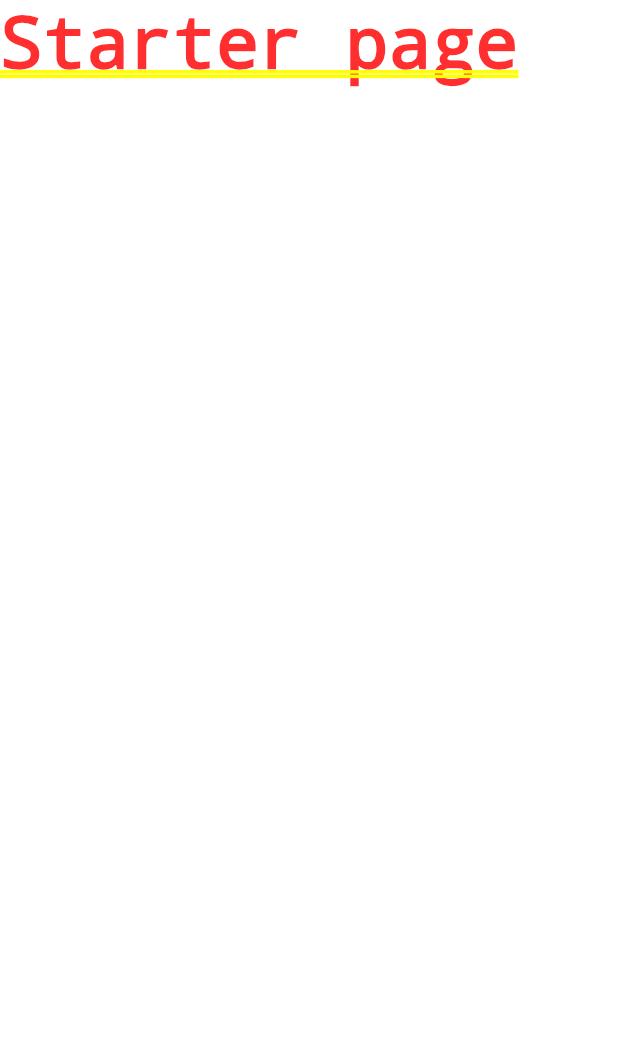
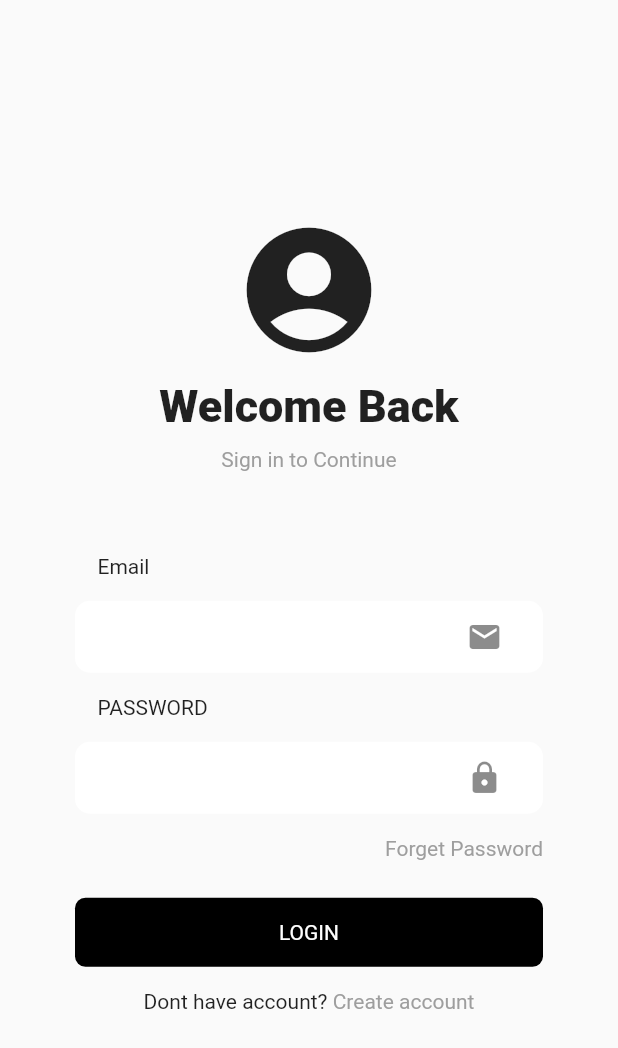
Before and after one commit to Rikoairlan57/ListAnimeMobile, a Flutter app: the screen it shows after launch, on a phone screen of 412 x 824 dp. Shown: the top 1048 px of the screen. Run offline on Flutter 3.47's test engine with Material 2 defaults, Android fonts, the light colour scheme and no system bars; our stand-ins replace firebase_core; accounts and stored records are empty.

Commit message:
✨ 💄 ⚡️ 🎨 created ui login screenn

```diff
--- a/lib/main.dart
+++ b/lib/main.dart
@@ -1,4 +1,5 @@
 import 'package:flutter/material.dart';
+import 'package:listanime/screens/login.dart';
 
 void main() {
   runApp(const MyApp());
@@ -10,11 +11,12 @@
   @override
   Widget build(BuildContext context) {
     return MaterialApp(
+      debugShowCheckedModeBanner: false,
       title: 'Flutter Demo',
       theme: ThemeData(
         primarySwatch: Colors.blue,
       ),
-      home: const Text("Starter page"),
+      home: const AuthScreen(),
     );
   }
 }
--- /dev/null
+++ b/lib/screens/login.dart
@@ -0,0 +1,153 @@
+// ignore_for_file: sort_child_properties_last
+
+import 'package:flutter/material.dart';
+
+class AuthScreen extends StatelessWidget {
+  const AuthScreen({super.key});
+
+  @override
+  Widget build(BuildContext context) {
+    final _formKey = GlobalKey<FormState>();
+
+    String email = '';
+    String password = '';
+
+    return Scaffold(
+      body: Container(
+        padding: const EdgeInsets.symmetric(horizontal: 50),
+        child: Center(
+          child: SingleChildScrollView(
+            child: Column(
+              children: [
+                const SizedBox(
+                  width: double.infinity,
+                  child: Icon(
+                    Icons.account_circle_rounded,
+                    size: 100,
+                  ),
+                ),
+                const SizedBox(
+                  height: 10,
+                ),
+                const Text(
+                  "Welcome Back",
+                  style: TextStyle(
+                    fontWeight: FontWeight.w900,
+                    fontSize: 30,
+                  ),
+                ),
+                const SizedBox(
+                  height: 10,
+                ),
+                const Text(
+                  "Sign in to Continue",
+                  style: TextStyle(color: Colors.grey),
+                ),
+                const SizedBox(
+                  height: 40,
+                ),
+                Form(
+                  key: _formKey,
+                  child: Column(
+                    children: [
+                      Container(
+                        padding: const EdgeInsets.all(15),
+                        width: double.infinity,
+                        child: const Text(
+                          "Email",
+                          textAlign: TextAlign.start,
+                        ),
+                      ),
+                      Container(
+                        padding: const EdgeInsets.symmetric(horizontal: 15),
+                        decoration: BoxDecoration(
+                          borderRadius: BorderRadius.circular(10),
+                          color: Colors.white,
+                        ),
+                        child: TextFormField(
+                          textAlignVertical: TextAlignVertical.center,
+                          decoration: const InputDecoration(
+                            border: InputBorder.none,
+                            suffixIcon: Icon(
+                              Icons.email,
+                            ),
+                          ),
+                        ),
+                      ),
+                      Container(
+                        padding: const EdgeInsets.all(15),
+                        width: double.infinity,
+                        child: const Text(
+                          'PASSWORD',
+                          textAlign: TextAlign.start,
+                        ),
+                      ),
+                      Container(
+                        padding: const EdgeInsets.symmetric(horizontal: 15),
+                        decoration: BoxDecoration(
+                          borderRadius: BorderRadius.circular(10),
+                          color: Colors.white,
+                        ),
+                        child: TextFormField(
+                          textAlignVertical: TextAlignVertical.center,
+                          obscureText: true,
+                          decoration: const InputDecoration(
+                            border: InputBorder.none,
+                            suffixIcon: Icon(Icons.lock),
+                          ),
+                        ),
+                      )
+                    ],
+                  ),
+                ),
+                Container(
+                  width: double.infinity,
+                  margin: const EdgeInsets.symmetric(vertical: 15),
+                  child: const Text(
+                    "Forget Password",
+                    style: TextStyle(color: Colors.grey),
+                    textAlign: TextAlign.end,
+                  ),
+                ),
+                GestureDetector(
+                  onTap: () => print("melakukan login"),
+                  child: Container(
+                    margin: const EdgeInsets.symmetric(vertical: 10),
+                    width: double.infinity,
+                    decoration: BoxDecoration(
+                        borderRadius: BorderRadius.circular(7),
+                        color: Colors.black),
+                    padding: const EdgeInsets.all(15),
+                    child: const Text(
+                      'LOGIN',
+                      textAlign: TextAlign.center,
+                      style: TextStyle(color: Colors.white),
+                    ),
+                  ),
+                ),
+                Padding(
+                  padding: const EdgeInsets.all(5),
+                  child: Row(
+                    mainAxisAlignment: MainAxisAlignment.center,
+                    children: [
+                      const Text('Dont have account?'),
+                      GestureDetector(
+                        onTap: () => print("ke screen register"),
+                        child: const Text(
+                          ' Create account',
+                          style: TextStyle(color: Colors.grey),
+                        ),
+                      ),
+                    ],
+                  ),
+                )
+              ],
+              mainAxisAlignment: MainAxisAlignment.center,
+              crossAxisAlignment: CrossAxisAlignment.center,
+            ),
+          ),
+        ),
+      ),
+    );
+  }
+}
```
